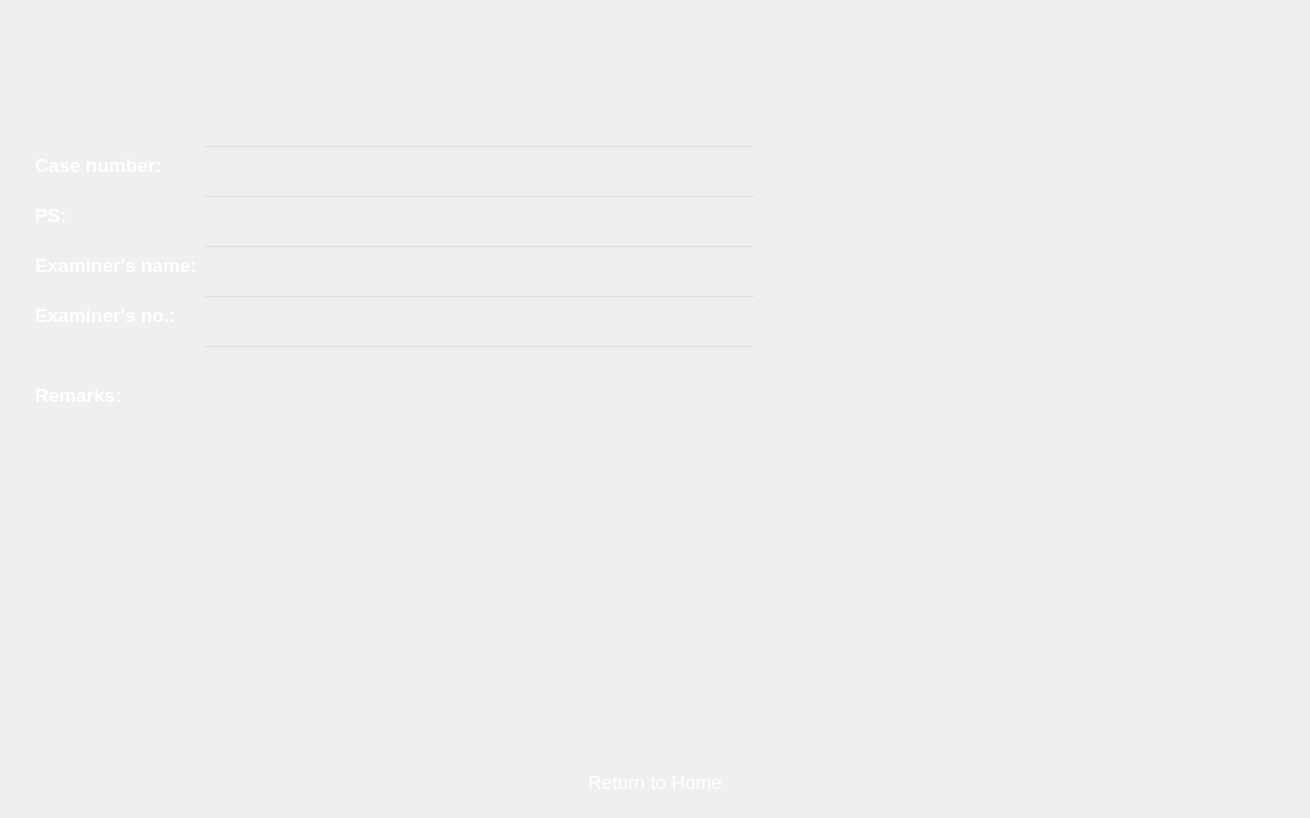
Qt form forms/Page_2.ui (apollo-k22/FaceAI-Product) before a commit.
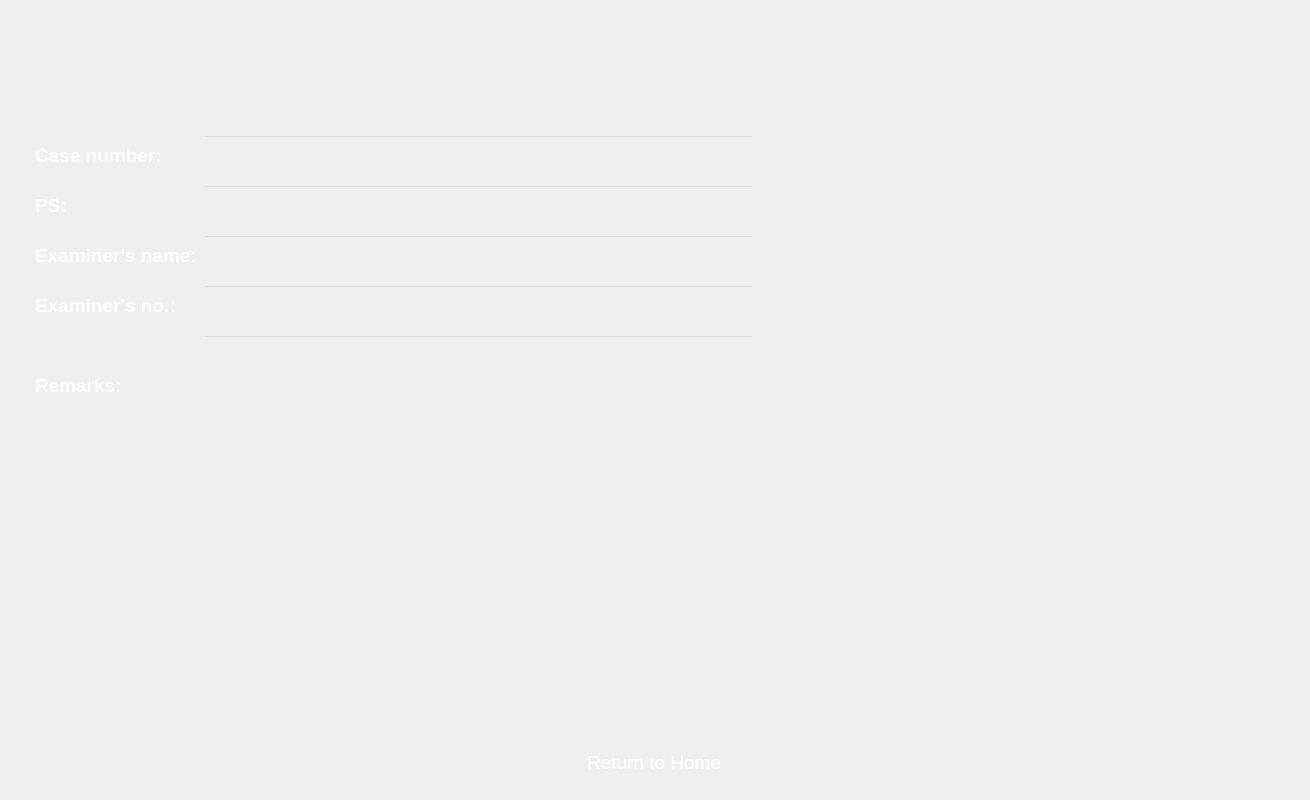
The same form after that commit. Icons and pictures are not drawn.

Commit message: success to add splash screen. update system to have one main window.

The edit to the form file:
```diff
--- a/forms/Page_2.ui
+++ b/forms/Page_2.ui
@@ -1,29 +1,21 @@
 <?xml version="1.0" encoding="UTF-8"?>
 <ui version="4.0">
- <class>MainWindow</class>
- <widget class="QMainWindow" name="MainWindow">
+ <class>centralwidget</class>
+ <widget class="QWidget" name="centralwidget">
   <property name="geometry">
    <rect>
     <x>0</x>
     <y>0</y>
     <width>1310</width>
-    <height>818</height>
+    <height>800</height>
    </rect>
   </property>
-  <property name="font">
-   <font>
-    <family>Arial</family>
-   </font>
-  </property>
-  <property name="windowTitle">
-   <string>Create Case</string>
-  </property>
   <property name="styleSheet">
-   <string notr="true">background-image: url(:/newPrefix/Background.png);</string>
-  </property>
-  <widget class="QWidget" name="centralwidget">
-   <property name="styleSheet">
-    <string notr="true"/>
+   <string notr="true">background-image: url(:/newPrefix/Background.png);
+      background-repeat: no-repeat;
+      background-position: center;
+      background-size: contain;
+    </string>
    </property>
    <layout class="QVBoxLayout" name="verticalLayout_3" stretch="0,0,0">
     <property name="leftMargin">
@@ -544,7 +536,6 @@
      </layout>
     </item>
    </layout>
-  </widget>
  </widget>
  <resources>
   <include location="../images/images.qrc"/>
```
Lines whose indentation alone changed are shown as unchanged. The commit also changes 20 other files.
